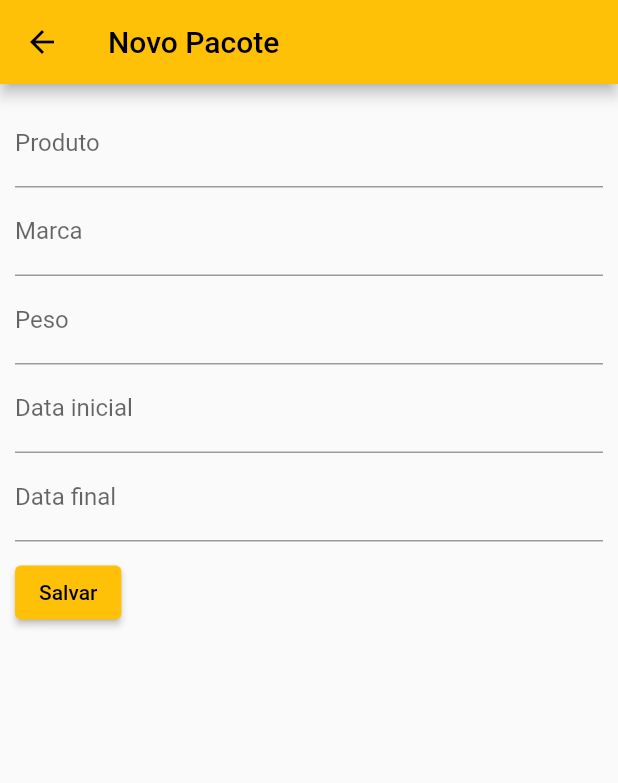
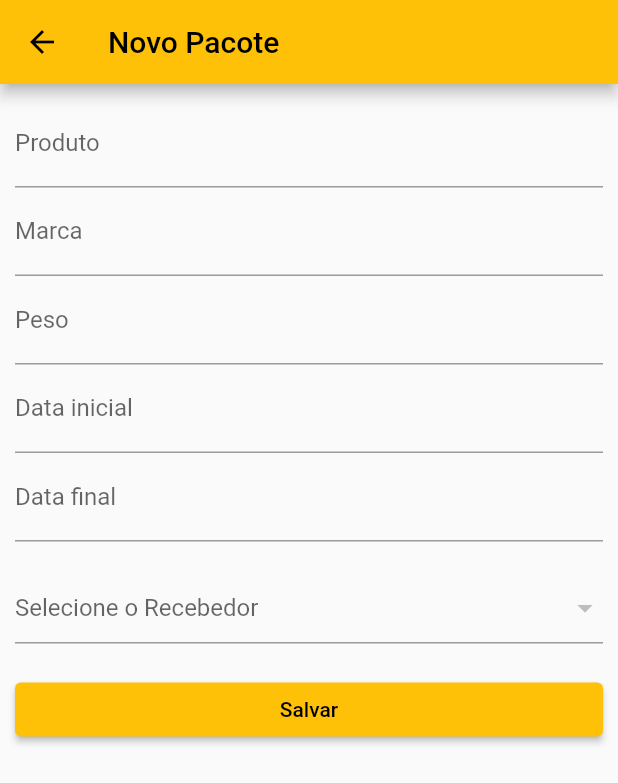
Before and after one commit to matheusvaladao5/minhas_entregas, a Flutter app: the DeliveryFormWidget screen opened by its route, on a phone screen of 412 x 824 dp. Shown: the top 783 px of the screen. Run offline on Flutter 3.47's test engine with Material 2 defaults, Android fonts, the phone set to English and light mode, and no system bars; our stand-ins replace cloud_firestore, firebase_auth, firebase_core; accounts and stored records are empty.

Commit message:
Ajuste de Combo de Recebedor

```diff
--- a/lib/mydeliveries/model/receiver.dart
+++ b/lib/mydeliveries/model/receiver.dart
@@ -4,22 +4,19 @@ class Receiver {
   String name;
   String address;
   String phone;
-  double latitude;
-  double longitude;
   double value;
+  dynamic localization;
 
   DocumentReference? reference;
 
-  Receiver(this.name, this.address, this.phone, this.latitude, this.longitude,
-      this.value);
+  Receiver(this.name, this.address, this.phone, this.value, this.localization);
 
   Receiver.fromMap(Map<String, dynamic> map, {this.reference})
       : name = map['name'],
         address = map['address'],
         phone = map['phone'],
-        latitude = map['latitude'],
-        longitude = map['longitude'],
-        value = map['value'];
+        value = map['value'],
+        localization = map['localization'];
 
   Receiver.fromSnapshot(QueryDocumentSnapshot snapshot)
       : this.fromMap(snapshot.data() as Map<String, dynamic>,
--- a/lib/mydeliveries/screens/add_delivery.dart
+++ b/lib/mydeliveries/screens/add_delivery.dart
@@ -1,4 +1,6 @@
+import 'package:cloud_firestore/cloud_firestore.dart';
 import 'package:flutter/material.dart';
+import 'package:minhas_entregas/mydeliveries/model/receiver.dart';
 import 'package:minhas_entregas/utils/custom_widgets.dart';
 import 'package:minhas_entregas/widgets/input_form.dart';
 
@@ -55,17 +57,53 @@ class DeliveryFormWidget extends StatelessWidget {
                       validationMsg: "Insira a data final prevista",
                       obscureText: false),
                   Padding(
-                    padding: EdgeInsets.only(top: 10),
-                    child: ElevatedButton(
-                        onPressed: () {
-                          if (_formKey.currentState!.validate()) {
-                            // Adição do Produto no Firebase
-                          }
-                        },
-                        child: salvarText),
-                  )
+                      padding: EdgeInsets.only(top: 20),
+                      child: SizedBox(
+                        width: double.infinity,
+                        child: StreamBuilder<QuerySnapshot>(
+                            stream: FirebaseFirestore.instance
+                                .collection("receivers")
+                                .snapshots(),
+                            builder: (context, snapshot) {
+                              if (!snapshot.hasData)
+                                return LinearProgressIndicator();
+                              if (snapshot.data == null) {
+                                return Container(
+                                    child:
+                                        Text("Nenhum recebedor encontrado!"));
+                              } else {
+                                return _buildDropdownButtonFormField(
+                                    context, snapshot.data!.docs);
+                              }
+                            }),
+                      )),
+                  Padding(
+                      padding: const EdgeInsets.only(top: 20),
+                      child: SizedBox(
+                        width: double.infinity,
+                        child:
+                            ElevatedButton(onPressed: () {}, child: salvarText),
+                      ))
                 ],
               ))),
     );
   }
+
+  Widget _buildDropdownButtonFormField(
+      BuildContext context, List<QueryDocumentSnapshot> snapshots) {
+    return DropdownButtonFormField<dynamic>(
+        decoration: const InputDecoration(
+          hintText: 'Selecione o Recebedor',
+        ),
+        items: snapshots.map((data) => _buildDropdownMenuItem(data)).toList(),
+        onChanged: (dynamic? newValue) {});
+  }
+
+  DropdownMenuItem _buildDropdownMenuItem(QueryDocumentSnapshot data) {
+    final receiver = Receiver.fromSnapshot(data);
+    return DropdownMenuItem<dynamic>(
+      value: receiver,
+      child: Text(receiver.name.toString()),
+    );
+  }
 }
```
